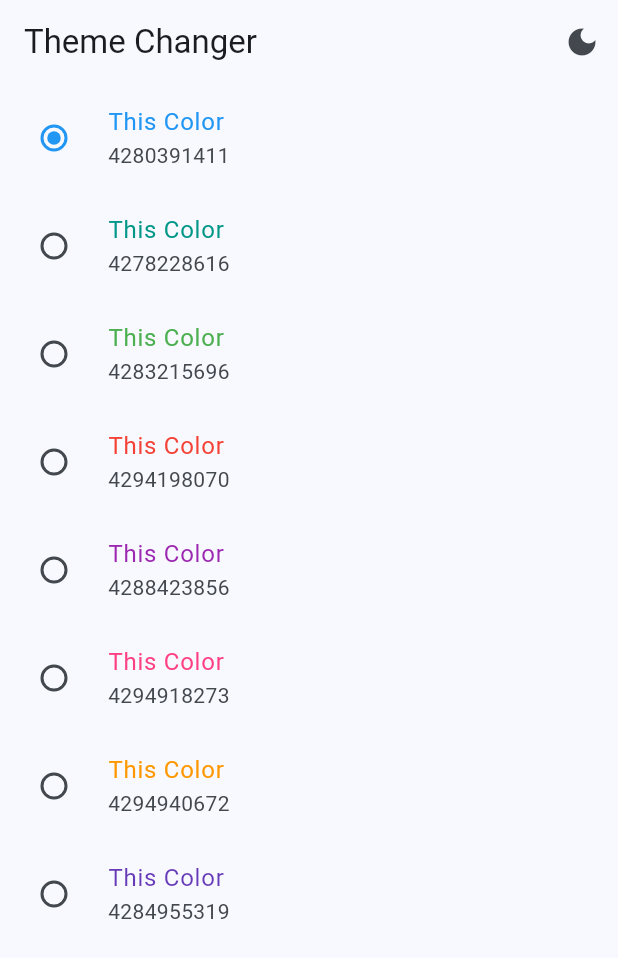
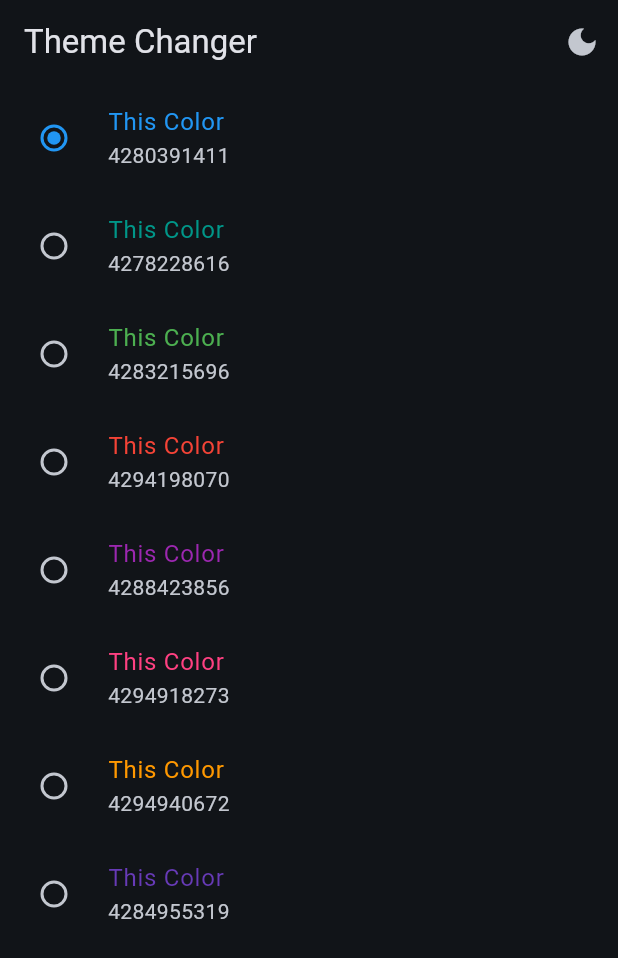
Before and after one commit to Max-500/widgets-app-flutter, a Flutter app: the ThemeChangerScreen screen opened by its route, after a tap on the "light mode" icon, on a phone screen of 412 x 824 dp. Shown: the top 958 px of the screen. Run offline on Flutter 3.47's test engine with Material 3 defaults, Android fonts, the phone set to English and light mode, and no system bars; our stand-ins replace animate_do, flutter_riverpod, go_router.

Commit message:
State Notifier Provider Implementation

```diff
--- a/lib/config/theme/app_theme.dart
+++ b/lib/config/theme/app_theme.dart
@@ -6,7 +6,7 @@ const List<Color> listColors = <Color> [
 
 class AppTheme {
   final int selectedColor;
-  bool isDarkMode;
+  final bool isDarkMode;
 
   AppTheme({this.selectedColor = 0, this.isDarkMode = false})
     :assert(selectedColor >= 0 && selectedColor < listColors.length-1, 'The color selected must be in range of 0 or ${listColors.length-1}');
@@ -21,4 +21,12 @@ class AppTheme {
       )
     );
   }
+
+  AppTheme copyWith({
+    int? selectedColor,
+    bool? isDarkMode
+   }) => AppTheme(
+    selectedColor: selectedColor ?? this.selectedColor,
+    isDarkMode: isDarkMode ?? this.isDarkMode
+   );
 }
--- a/lib/presentation/providers/theme_provider.dart
+++ b/lib/presentation/providers/theme_provider.dart
@@ -16,5 +16,11 @@ final themeNotifierProvider = StateNotifierProvider<ThemeNotifier, AppTheme>(
 class ThemeNotifier extends StateNotifier<AppTheme> {
   ThemeNotifier(): super (AppTheme());
 
+  void toggleDarkMode(){
+    state = state.copyWith( isDarkMode: !state.isDarkMode );
+  }
 
+  void changeColor(int colorIndex){
+    state = state.copyWith(selectedColor: colorIndex);
+  }
 }
--- a/lib/presentation/screens/theme_changer/theme_changer_screen.dart
+++ b/lib/presentation/screens/theme_changer/theme_changer_screen.dart
@@ -9,14 +9,14 @@ class ThemeChangerScreen extends ConsumerWidget {
 
   @override
   Widget build(BuildContext context, WidgetRef ref) {
-    final isDarkMode = ref.watch(isDarkModeProvider);
+    final isDarkMode = ref.watch(themeNotifierProvider).isDarkMode;
 
     return Scaffold(
       appBar: AppBar(
         title: const Text('Theme Changer'),
         actions: [
           IconButton(
-            onPressed: () => ref.read(isDarkModeProvider.notifier).state = !isDarkMode,
+            onPressed: () => ref.read(themeNotifierProvider.notifier).toggleDarkMode(),
             icon: Icon( isDarkMode ? Icons.dark_mode : Icons.light_mode )
           )
         ],
@@ -32,7 +32,7 @@ class _ThemeChangerView extends ConsumerWidget {
   @override
   Widget build(BuildContext context, WidgetRef ref) {
     final List<Color> colors = ref.watch(colorListProvider);
-    int selectedColor = ref.watch(selectedColorProvider);
+    int selectedColor = ref.watch(themeNotifierProvider).selectedColor;
 
     return ListView.builder(
       itemBuilder: (context, index) {
@@ -44,7 +44,7 @@ class _ThemeChangerView extends ConsumerWidget {
           value: index,
           groupValue: selectedColor,
           onChanged: (value){
-            ref.read(selectedColorProvider.notifier).state = index;
+            ref.read(themeNotifierProvider.notifier).changeColor(value!);
           }
         );
       },
```
